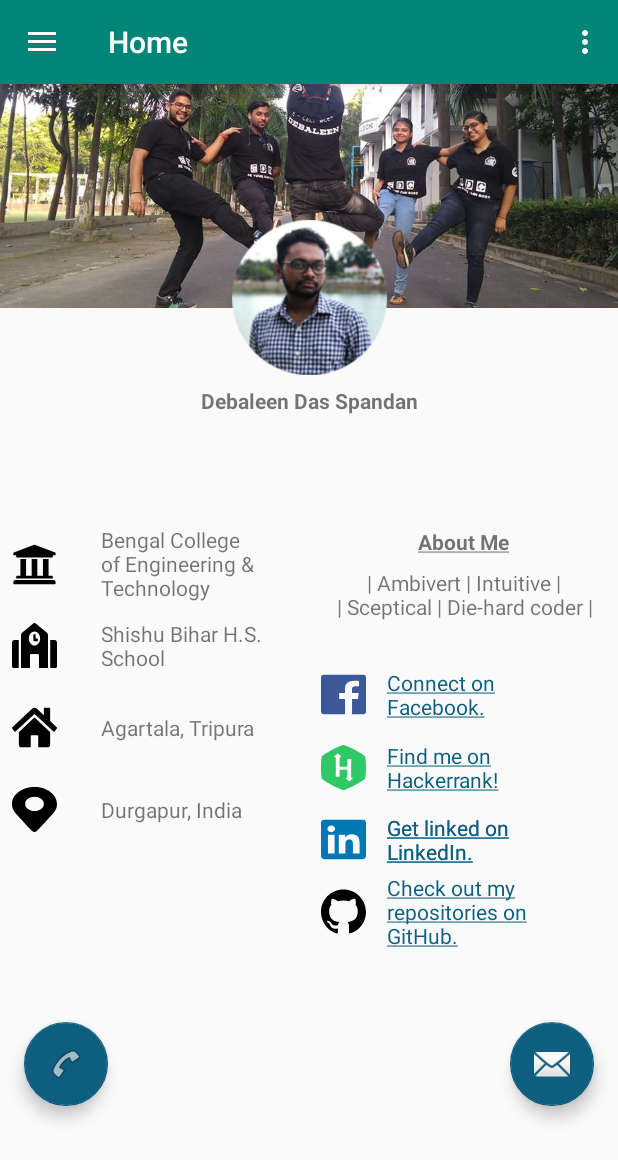
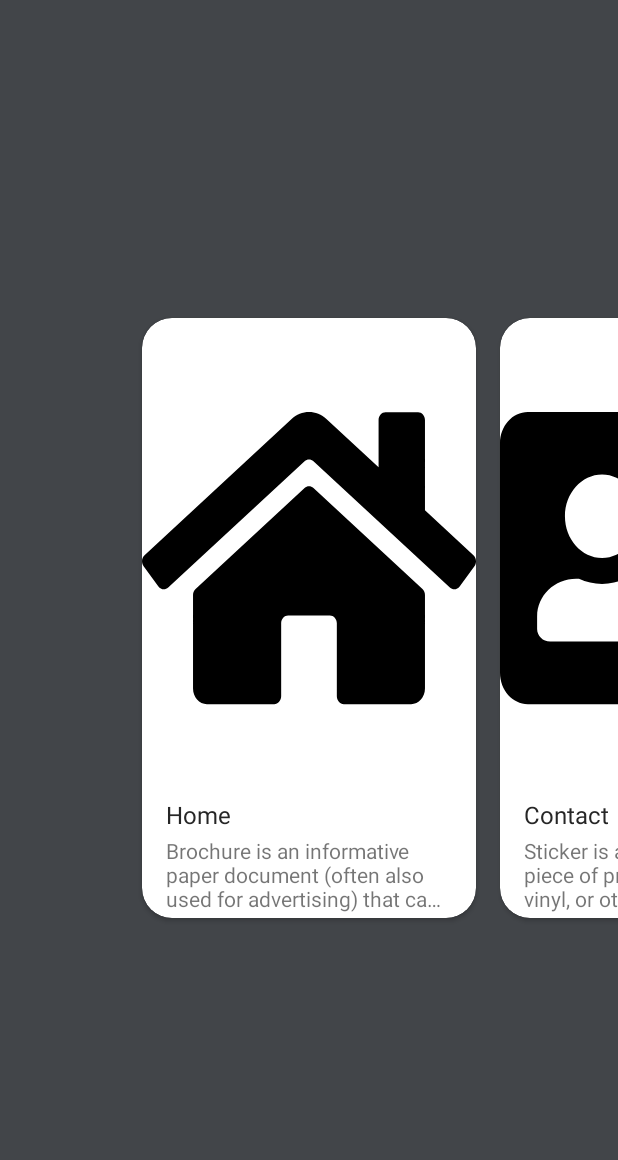
Before and after one commit to the-it-weirdo/ResumeApp-Android, an Android app: the screen it shows after launch (MainActivity before the commit, SwipeMenuActivity after it), on a phone screen of 412 x 824 dp. Shown: the top 1160 px of the screen. Run offline under Robolectric (Android 15) with nearby library versions, the phone set to English and light mode, and no system bars.

Commit message:
changed navigation. implements custom CardView navigation menu.

```diff
--- a/app/build.gradle
+++ b/app/build.gradle
@@ -28,4 +28,5 @@ dependencies {
     testImplementation 'junit:junit:4.12'
     androidTestImplementation 'androidx.test:runner:1.2.0'
     androidTestImplementation 'androidx.test.espresso:espresso-core:3.2.0'
+    implementation 'androidx.cardview:cardview:1.0.0'
 }
--- /dev/null
+++ b/app/src/main/java/com/example/kingominho/Adapter.java
@@ -0,0 +1,73 @@
+package com.example.kingominho;
+
+import android.content.Context;
+import android.content.Intent;
+import android.view.LayoutInflater;
+import android.view.View;
+import android.view.ViewGroup;
+import android.widget.ImageView;
+import android.widget.TextView;
+
+import androidx.annotation.NonNull;
+import androidx.viewpager.widget.PagerAdapter;
+
+import java.util.List;
+
+public class Adapter extends PagerAdapter {
+
+    private List<Model> models;
+    private LayoutInflater layoutInflater;
+    private Context context;
+
+    public Adapter(List<Model> models, Context context) {
+        this.models = models;
+        this.context = context;
+    }
+
+    @Override
+    public int getCount() {
+        return models.size();
+    }
+
+    @Override
+    public boolean isViewFromObject(@NonNull View view, @NonNull Object object) {
+        return view.equals(object);
+    }
+
+    @NonNull
+    @Override
+    public Object instantiateItem(@NonNull ViewGroup container, final int position) {
+        layoutInflater = LayoutInflater.from(context);
+        View view = layoutInflater.inflate(R.layout.item, container, false);
+
+        ImageView imageView;
+        TextView title, desc;
+
+        imageView = view.findViewById(R.id.image);
+        title = view.findViewById(R.id.title);
+        desc = view.findViewById(R.id.desc);
+
+        imageView.setImageResource(models.get(position).getImage());
+        title.setText(models.get(position).getTitle());
+        desc.setText(models.get(position).getDesc());
+
+        //TODO:Change intent target.
+        view.setOnClickListener(new View.OnClickListener() {
+            @Override
+            public void onClick(View v) {
+                Intent intent = new Intent(context, DetailsActivity.class);
+                intent.putExtra("param", models.get(position).getTitle());
+                context.startActivity(intent);
+                // finish();
+            }
+        });
+
+        container.addView(view, 0);
+        return view;
+    }
+
+    @Override
+    public void destroyItem(@NonNull ViewGroup container, int position, @NonNull Object object) {
+        container.removeView((View)object);
+    }
+}
--- a/app/src/main/java/com/example/kingominho/ImageAdapterGridView.java
+++ b/app/src/main/java/com/example/kingominho/ImageAdapterGridView.java
@@ -6,6 +6,7 @@ import android.view.ViewGroup;
 import android.widget.BaseAdapter;
 import android.widget.GridView;
 import android.widget.ImageView;
+import android.widget.RelativeLayout;
 
 public class ImageAdapterGridView extends BaseAdapter {
     private Context context;
@@ -42,8 +43,8 @@ public class ImageAdapterGridView extends BaseAdapter {
         {
             imageView = new ImageView(context);
             imageView.setLayoutParams(new GridView.LayoutParams(300, 300));
-            imageView.setScaleType(ImageView.ScaleType.CENTER_CROP);
-            imageView.setPadding(8,8,8,8);
+            imageView.setScaleType(ImageView.ScaleType.FIT_CENTER);
+            imageView.setPadding(10,10,10,10);
         }
         else
         {
--- /dev/null
+++ b/app/src/main/java/com/example/kingominho/Model.java
@@ -0,0 +1,38 @@
+package com.example.kingominho;
+
+public class Model {
+
+    private int image;
+    private String title;
+    private String desc;
+
+    public Model(int image, String title, String desc) {
+        this.image = image;
+        this.title = title;
+        this.desc = desc;
+    }
+
+    public int getImage() {
+        return image;
+    }
+
+    public void setImage(int image) {
+        this.image = image;
+    }
+
+    public String getTitle() {
+        return title;
+    }
+
+    public void setTitle(String title) {
+        this.title = title;
+    }
+
+    public String getDesc() {
+        return desc;
+    }
+
+    public void setDesc(String desc) {
+        this.desc = desc;
+    }
+}
--- /dev/null
+++ b/app/src/main/java/com/example/kingominho/SwipeMenuActivity.java
@@ -0,0 +1,122 @@
+package com.example.kingominho;
+
+import androidx.appcompat.app.AppCompatActivity;
+import androidx.viewpager.widget.ViewPager;
+
+import android.animation.ArgbEvaluator;
+import android.os.Bundle;
+import android.os.Handler;
+import android.widget.Toast;
+
+import java.util.ArrayList;
+import java.util.List;
+
+public class SwipeMenuActivity extends AppCompatActivity {
+
+    ViewPager viewPager;
+    Adapter adapter;
+    List<Model> models;
+    Integer[] colors = null;
+    ArgbEvaluator argbEvaluator = new ArgbEvaluator();
+
+    private static final String webViewFragmentTag = "WEB_FRAGMENT";
+    private boolean mBackPressedOnce;
+    private Handler mHandler = new Handler();
+    private Runnable mRunnable = new Runnable() {
+        @Override
+        public void run() {
+            mBackPressedOnce = false;
+        }
+    };
+    private int delay = 2000;
+    private Toast mToast;
+
+    @Override
+    protected void onCreate(Bundle savedInstanceState) {
+        super.onCreate(savedInstanceState);
+        setContentView(R.layout.swipe_menu);
+
+        models = new ArrayList<>();
+        models.add(new Model(R.drawable.ic_home, "Home", "Brochure is an informative paper document (often also used for advertising) that can be folded into a template"));
+        models.add(new Model(R.drawable.ic_address_card, "Contact", "Sticker is a type of label: a piece of printed paper, plastic, vinyl, or other material with pressure sensitive adhesive on one side"));
+        models.add(new Model(R.drawable.ic_skills, "Skills", "Poster is any piece of printed paper designed to be attached to a wall or vertical surface."));
+        models.add(new Model(R.drawable.ic_project, "Projects", "Business cards are cards bearing business information about a company or individual."));
+
+        adapter = new Adapter(models, this);
+
+        viewPager = findViewById(R.id.viewPager);
+        viewPager.setAdapter(adapter);
+        viewPager.setPadding(130, 0, 130, 0);
+
+        Integer[] colors_temp = {
+                getResources().getColor(R.color.color1),
+                getResources().getColor(R.color.color2),
+                getResources().getColor(R.color.color3),
+                getResources().getColor(R.color.color4)
+        };
+
+        colors = colors_temp;
+
+        viewPager.setOnPageChangeListener(new ViewPager.OnPageChangeListener() {
+            @Override
+            public void onPageScrolled(int position, float positionOffset, int positionOffsetPixels) {
+
+                if (position < (adapter.getCount() -1) && position < (colors.length - 1)) {
+                    viewPager.setBackgroundColor(
+
+                            (Integer) argbEvaluator.evaluate(
+                                    positionOffset,
+                                    colors[position],
+                                    colors[position + 1]
+                            )
+                    );
+                }
+
+                else {
+                    viewPager.setBackgroundColor(colors[colors.length - 1]);
+                }
+            }
+
+            @Override
+            public void onPageSelected(int position) {
+
+            }
+
+            @Override
+            public void onPageScrollStateChanged(int state) {
+
+            }
+        });
+    }
+
+    @Override
+    public void onBackPressed() {
+        WebViewFragment fragment = (WebViewFragment) getSupportFragmentManager().findFragmentByTag(webViewFragmentTag);
+        if (fragment != null && fragment.isVisible()) {
+            fragment.webNavigation();
+        }  else {
+            if (mBackPressedOnce) {
+                super.onBackPressed();
+                return;
+            }
+
+            this.mBackPressedOnce = true;
+            String mMessage = getResources().getString(R.string.pressBackTwice);
+            mToast = Toast.makeText(getApplicationContext(), mMessage, Toast.LENGTH_SHORT);
+            mToast.show();
+
+            mHandler.postDelayed(mRunnable, delay);
+        }
+    }
+
+    @Override
+    protected void onDestroy() {
+        super.onDestroy();
+        if (mToast != null) {
+            mToast.cancel();
+        }
+        if (mHandler != null) {
+            mHandler.removeCallbacks(mRunnable);
+        }
+    }
+}
--- a/app/src/main/java/com/example/kingominho/WelcomeScreen.java
+++ b/app/src/main/java/com/example/kingominho/WelcomeScreen.java
@@ -26,7 +26,7 @@ public class WelcomeScreen extends AppCompatActivity {
         mHandler.postDelayed(new Runnable() {
             @Override
             public void run() {
-                Intent i = new Intent(getApplicationContext(), MainActivity.class);
+                Intent i = new Intent(getApplicationContext(), SwipeMenuActivity.class);
                 startActivity(i);
                 finish();
             }
--- /dev/null
+++ b/app/src/main/res/drawable-v21/app_screen_background.xml
@@ -0,0 +1,6 @@
+<?xml version="1.0" encoding="utf-8"?>
+<layer-list xmlns:android="http://schemas.android.com/apk/res/android">
+    <item>
+        <color android:color="@color/black_overlay" />
+    </item>
+</layer-list>
--- /dev/null
+++ b/app/src/main/res/drawable/app_screen_background.xml
@@ -0,0 +1,6 @@
+<?xml version="1.0" encoding="utf-8"?>
+<layer-list xmlns:android="http://schemas.android.com/apk/res/android">
+    <item>
+        <color android:color="@color/black_overlay" />
+    </item>
+</layer-list>
--- a/app/src/main/res/layout/fragment_home.xml
+++ b/app/src/main/res/layout/fragment_home.xml
@@ -10,10 +10,12 @@
     <androidx.core.widget.NestedScrollView
         android:layout_width="match_parent"
         android:layout_height="wrap_content"
-        android:fillViewport="true">
+        android:fillViewport="true"
+        >
+
         <androidx.constraintlayout.widget.ConstraintLayout
             android:layout_width="match_parent"
-            android:layout_height="wrap_content">
+            android:layout_height="0dp">
 
             <ImageView
                 android:id="@+id/imageView2"
--- a/app/src/main/res/layout/fragment_skills.xml
+++ b/app/src/main/res/layout/fragment_skills.xml
@@ -14,8 +14,11 @@
             android:id="@+id/skillsGrid"
             android:layout_width="match_parent"
             android:layout_height="wrap_content"
+            android:layout_marginTop="8dp"
             android:gravity="center"
             android:numColumns="auto_fit"
+            android:horizontalSpacing="10dp"
+            android:verticalSpacing="10dp"
             app:layout_constraintBottom_toBottomOf="parent"
             app:layout_constraintEnd_toEndOf="parent"
             app:layout_constraintStart_toStartOf="parent"
--- /dev/null
+++ b/app/src/main/res/layout/item.xml
@@ -0,0 +1,56 @@
+<?xml version="1.0" encoding="utf-8"?>
+<LinearLayout xmlns:android="http://schemas.android.com/apk/res/android"
+    xmlns:app="http://schemas.android.com/apk/res-auto"
+    android:orientation="vertical"
+    android:layout_width="match_parent"
+    android:layout_height="match_parent"
+    android:gravity="center_vertical">
+
+    <androidx.cardview.widget.CardView
+        android:layout_width="match_parent"
+        android:layout_height="wrap_content"
+        app:cardCornerRadius="20dp"
+        android:layout_margin="8dp">
+
+        <RelativeLayout
+            android:layout_width="match_parent"
+            android:layout_height="400dp">
+
+            <ImageView
+                android:id="@+id/image"
+                android:src="@drawable/ic_project"
+                android:scaleType="fitCenter"
+                android:layout_width="match_parent"
+                android:layout_height="300dp"
+                android:layout_marginTop="10dp"/>
+
+            <TextView
+                android:id="@+id/title"
+                android:textColor="#262626"
+                android:layout_below="@id/image"
+                android:layout_marginTop="10dp"
+                android:layout_marginLeft="16dp"
+                android:text="Brochure"
+                android:textSize="16sp"
+                android:layout_width="wrap_content"
+                android:layout_height="wrap_content" />
+
+            <TextView
+                android:id="@+id/desc"
+                android:layout_below="@id/title"
+                android:layout_marginTop="3dp"
+                android:layout_marginLeft="16dp"
+                android:layout_marginRight="16dp"
+                android:maxLines="3"
+                android:drawablePadding="10dp"
+                android:ellipsize="end"
+                android:text="Description"
+                android:layout_width="wrap_content"
+                android:layout_height="wrap_content" />
+
+        </RelativeLayout>
+
+
+    </androidx.cardview.widget.CardView>
+
+</LinearLayout>
--- /dev/null
+++ b/app/src/main/res/layout/swipe_menu.xml
@@ -0,0 +1,21 @@
+<?xml version="1.0" encoding="utf-8"?>
+<RelativeLayout
+    xmlns:android="http://schemas.android.com/apk/res/android"
+    xmlns:app="http://schemas.android.com/apk/res-auto"
+    xmlns:tools="http://schemas.android.com/tools"
+    android:layout_width="match_parent"
+    android:layout_height="match_parent"
+    tools:context=".MainActivity">
+
+    <androidx.viewpager.widget.ViewPager
+        android:foregroundGravity="center"
+        android:id="@+id/viewPager"
+        android:layout_centerInParent="true"
+        android:overScrollMode="never"
+        android:clipToPadding="false"
+        android:layout_width="match_parent"
+        android:layout_height="match_parent">
+    </androidx.viewpager.widget.ViewPager>
+
+
+</RelativeLayout>
--- a/app/src/main/res/values-v21/styles.xml
+++ b/app/src/main/res/values-v21/styles.xml
@@ -1,8 +1,12 @@
 <resources>
 
     <style name="AppTheme.NoActionBar">
+        <item name="android:windowBackground">@drawable/welcome_screen_background</item>
+        <item name="android:windowNoTitle">true</item>
+        <item name="android:windowFullscreen">true</item>
+        <item name="android:windowDrawsSystemBarBackgrounds">true</item>
+        <item name="android:statusBarColor">@android:color/transparent</item>
+        <item name="android:windowTranslucentStatus">true</item>
         <item name="windowActionBar">false</item>
-        <item name="windowNoTitle">true</item>
-        <item name="android:statusBarColor">@android:color/transparent</item>
     </style>
 </resources>
--- a/app/src/main/res/values/colors.xml
+++ b/app/src/main/res/values/colors.xml
@@ -7,4 +7,9 @@
     <color name="black">#000000</color>
     <color name="black_overlay">#ffffffff</color>
 
+    <color name="color1">#424549</color>
+    <color name="color2">#7e455e</color>
+    <color name="color3">#796e25</color>
+    <color name="color4">#59717c</color>
+
 </resources>
--- a/app/src/main/res/values/styles.xml
+++ b/app/src/main/res/values/styles.xml
@@ -1,4 +1,4 @@
-<resources>
+<resources xmlns:tools="http://schemas.android.com/tools">
 
     <!--  application theme. -->
     <style name="AppTheme" parent="Theme.AppCompat.Light.DarkActionBar">
@@ -8,10 +8,6 @@
         <item name="colorAccent">@color/colorAccent</item>
     </style>
 
-    <style name="AppTheme.NoActionBar">
-        <item name="windowActionBar">false</item>
-        <item name="windowNoTitle">true</item>
-    </style>
 
     <style name="AppTheme.AppBarOverlay" parent="ThemeOverlay.AppCompat.Dark.ActionBar" />
 
@@ -27,10 +23,35 @@
         <item name="android:background">@color/black_overlay</item>
     </style>
 
+
     <style name="WelcomeScreenTheme" parent="AppTheme.NoActionBar">
         <item name="android:windowBackground">@drawable/welcome_screen_background</item>
-        <item name="android:windowNoTitle">true</item>
+        <item name="windowNoTitle">true</item>
         <item name="android:windowFullscreen">true</item>
+        <item name="android:windowDrawsSystemBarBackgrounds" tools:targetApi="lollipop">true</item>
+        <item name="android:statusBarColor" tools:targetApi="lollipop">@android:color/transparent</item>
+        <item name="android:windowTranslucentStatus" tools:targetApi="kitkat">true</item>
+        <item name="windowActionBar">false</item>
+    </style>
+
+    <style name="DetailScreenTheme" parent="AppTheme.NoActionBar">
+        <item name="windowNoTitle">true</item>
+        <item name="android:windowBackground">@drawable/app_screen_background</item>
+        <item name="android:windowFullscreen">true</item>
+        <item name="android:windowDrawsSystemBarBackgrounds" tools:targetApi="lollipop">true</item>
+        <item name="android:statusBarColor" tools:targetApi="lollipop">@android:color/transparent</item>
+        <item name="android:windowTranslucentStatus" tools:targetApi="kitkat">true</item>
+        <item name="windowActionBar">false</item>
+    </style>
+
+    <style name="SwipeViewTheme" parent="AppTheme.NoActionBar">
+        <item name="windowNoTitle">true</item>
+        <item name="android:windowBackground">@drawable/app_screen_background</item>
+        <item name="android:windowFullscreen">true</item>
+        <item name="android:windowDrawsSystemBarBackgrounds" tools:targetApi="lollipop">true</item>
+        <item name="android:statusBarColor" tools:targetApi="lollipop">@android:color/transparent</item>
+        <item name="android:windowTranslucentStatus" tools:targetApi="kitkat">true</item>
+        <item name="windowActionBar">false</item>
     </style>
 
 </resources>
```
Also changed, not shown: app/src/main/AndroidManifest.xml (+13 -9 lines), app/src/main/java/com/example/kingominho/DetailsActivity.java (added, +196 -0 lines), app/src/main/res/drawable/round.xml (added, +11 -0 lines), app/src/main/res/layout/activity_details.xml (added, +24 -0 lines).
